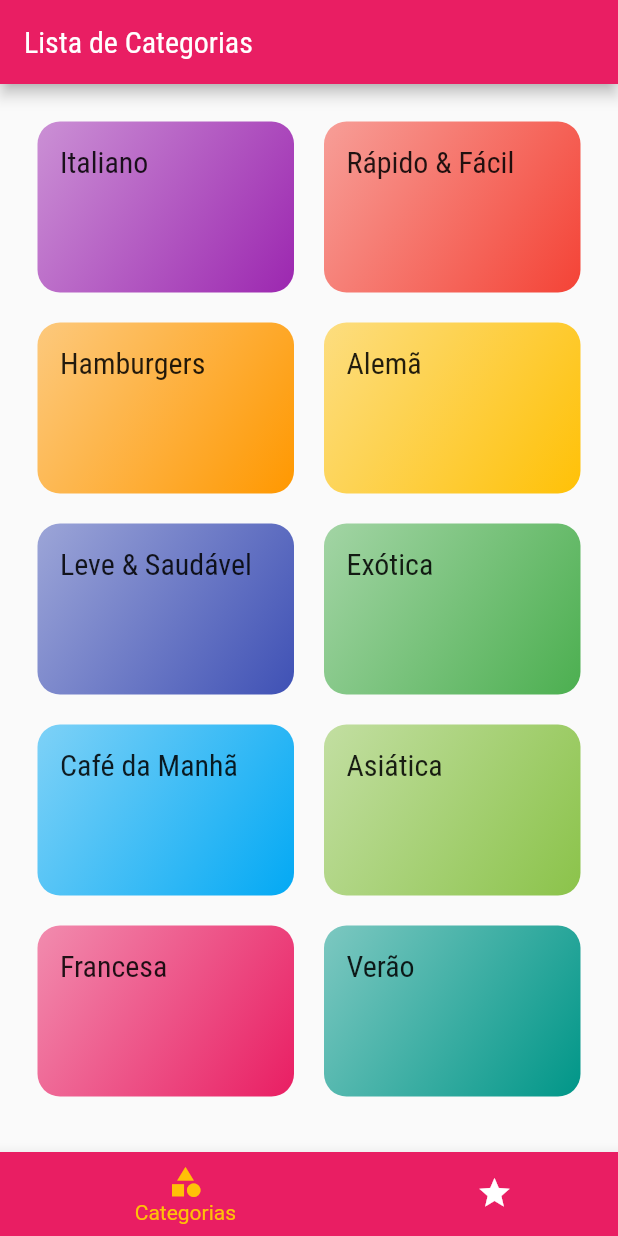
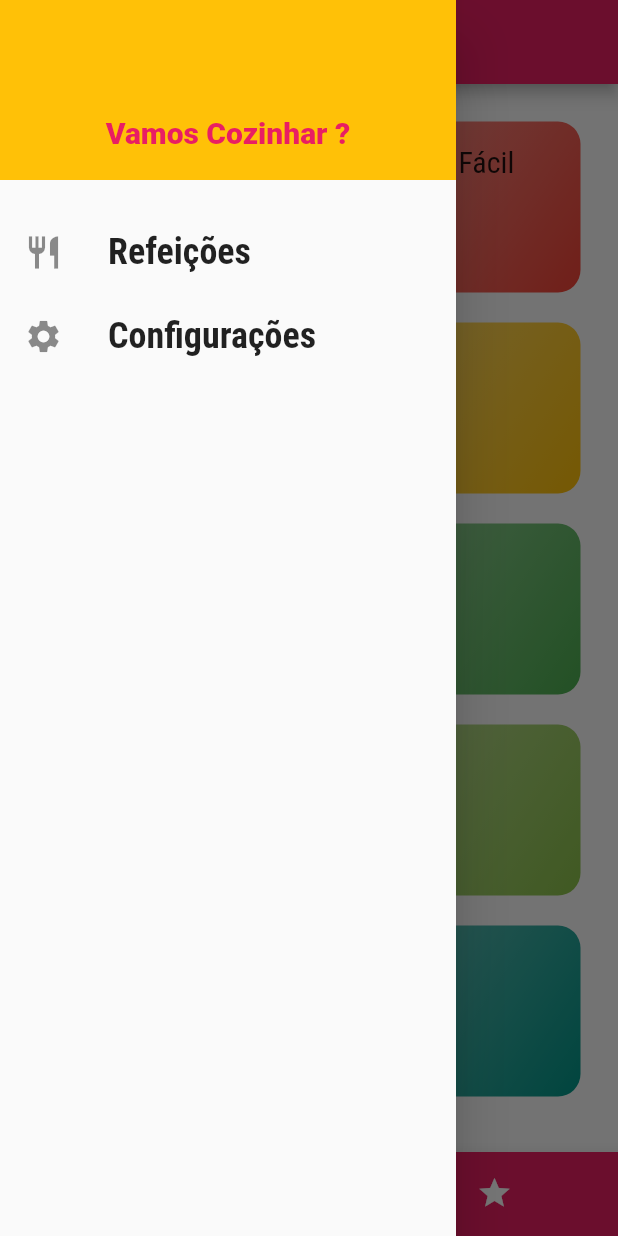
Before and after one commit to CSIRamone/meals, a Flutter app: the screen it shows after launch, with the side drawer open (before the commit the screen has no drawer), on a phone screen of 412 x 824 dp. Run offline on Flutter 3.47's test engine with Material 2 defaults, Android fonts, the phone set to English and light mode, and no system bars.

Commit message:
Criando componente Drawer main_drawer adicionado MainDrawer a tabs_screen criado uma funcao do tipo widget para retornar os icones e textos no drawer

```diff
--- /dev/null
+++ b/lib/components/main_drawer.dart
@@ -0,0 +1,57 @@
+import 'package:flutter/material.dart';
+
+class MainDrawer extends StatelessWidget {
+  const MainDrawer({super.key});
+
+  Widget _createItem(IconData icon, String label) {
+    return ListTile(
+      leading: Icon(
+        icon,
+        size: 26,
+      ),
+      title: Text(
+        label,
+        style: const TextStyle(
+          fontFamily: 'RobotoCondensed',
+          fontSize: 24,
+          fontWeight: FontWeight.bold,
+        ),
+      ),
+      onTap: () {},
+    );
+  }
+
+  @override
+  Widget build(BuildContext context) {
+    return Drawer(
+      child: Column(
+        children: [
+          Container(
+            height: 120,
+            width: double.infinity,
+            padding: const EdgeInsets.all(20),
+            color: Theme.of(context).hintColor,
+            alignment: Alignment.bottomCenter,
+            child: Text(
+              'Vamos Cozinhar ?',
+              style: TextStyle(
+                fontWeight: FontWeight.w900,
+                fontSize: 20,
+                color: Theme.of(context).primaryColor,
+              ),
+            ),
+          ),
+          const SizedBox(height: 20),
+          _createItem(
+            Icons.restaurant,
+            'Refeições',
+          ),
+          _createItem(
+            Icons.settings,
+            'Configurações',
+          ),
+        ],
+      ),
+    );
+  }
+}
--- a/lib/screens/tabs_screen.dart
+++ b/lib/screens/tabs_screen.dart
@@ -1,6 +1,7 @@
 import 'package:flutter/material.dart';
 import 'category_screen.dart';
 import 'favorite_screen.dart';
+import '../components/main_drawer.dart';
 
 class TabsScreen extends StatefulWidget {
   const TabsScreen({super.key});
@@ -30,6 +31,7 @@ class _TabsScreenState extends State<TabsScreen> {
           _screens[_selectedScreenIndex]['title'] as String,
         ),
       ),
+      drawer: MainDrawer(),
       body: _screens[_selectedScreenIndex]['screen'] as Widget,
       bottomNavigationBar: BottomNavigationBar(
         onTap: _selectScreen,
```
